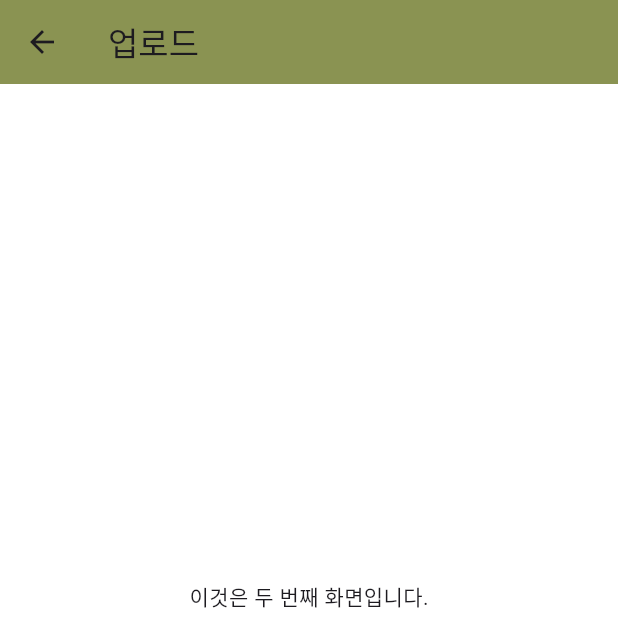
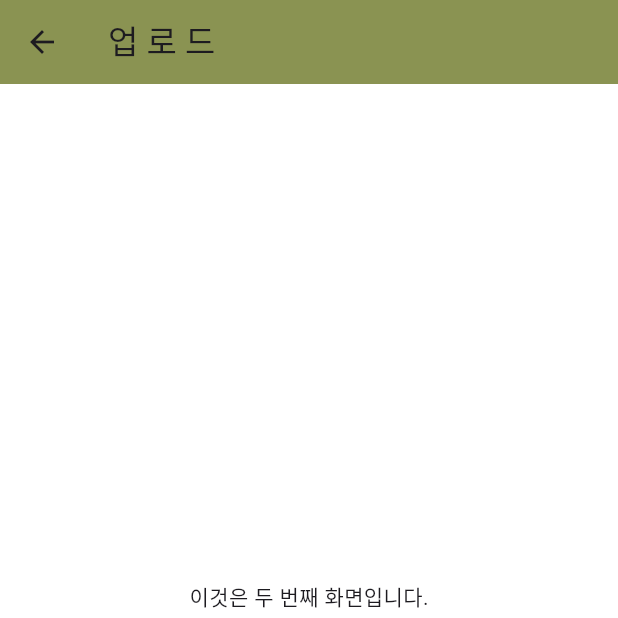
Before and after one commit to daehun123/CAKI_project, a Flutter app: the ArrowScreen screen opened directly, on a phone screen of 412 x 824 dp, the top half of it. Run offline on Flutter 3.47's test engine with Material 3 defaults, Android fonts, the phone set to English and light mode, and no system bars; our stand-ins replace group_button.

```diff
--- a/lib/Screens/arrow/Arrowscreen.dart
+++ b/lib/Screens/arrow/Arrowscreen.dart
@@ -10,7 +10,7 @@ class ArrowScreen extends StatelessWidget {
   Widget build(BuildContext context) {
     return Scaffold(
       appBar: AppBar(
-        title: Text('업로드'),
+        title: Text('업 로 드'),
         leading: IconButton(
           icon: Icon(Icons.arrow_back), // 아이콘 설정
           onPressed: () {
```
